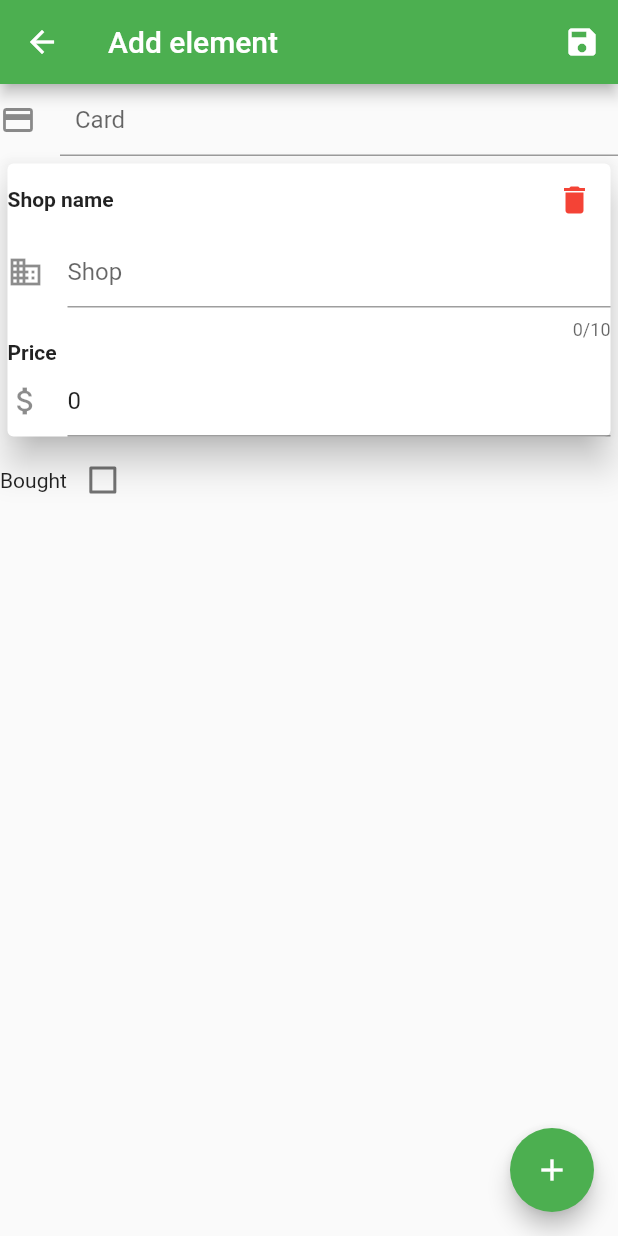
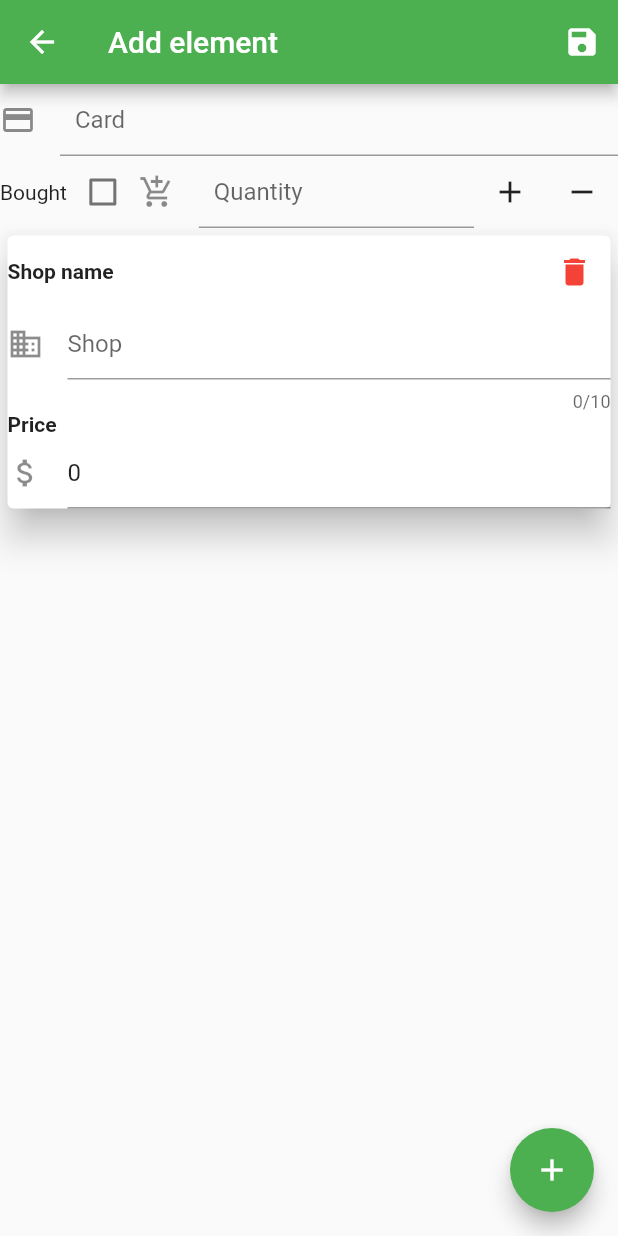
Before and after one commit to Akenaide/aru, a Flutter app: the ManageShopCardWidget screen opened by its route, on a phone screen of 412 x 824 dp. Run offline on Flutter 3.47's test engine with Material 2 defaults, Android fonts, the phone set to English and light mode, and no system bars; our stand-ins replace cloud_firestore, shared_preferences; accounts and stored records are empty.

Commit message:
reimplement previous feature

```diff
--- a/lib/card.dart
+++ b/lib/card.dart
@@ -1,7 +1,8 @@
 import "dart:convert";
 
 class ShopCard {
-  ShopCard.full(this.cardId, this.stores, this.bought, this.imageurl, this.amount);
+  ShopCard.full(
+      this.cardId, this.stores, this.bought, this.imageurl, this.amount);
 
   ShopCard.empty(String init) {
     cardId = init;
--- a/lib/manage_card.dart
+++ b/lib/manage_card.dart
@@ -27,6 +27,7 @@ class ManageShopCardWidget extends StatefulWidget {
 class _ManageElement extends State<ManageShopCardWidget> {
   final String title;
   final TextEditingController _cardIdCtrl = new TextEditingController();
+  final TextEditingController _cardQuantityCtrl = new TextEditingController();
   List<Shop> shopList = [];
   ShopCard shopCard;
   bool _checkValue = false;
@@ -41,6 +42,14 @@ class _ManageElement extends State<ManageShopCardWidget> {
 
   List<ShopCard> _performAdd(List<ShopCard> dbCards, [ShopCard updatedShop]) {
     throw new UnimplementedError();
+  }
+
+  void _add() {
+    _cardQuantityCtrl.text = (int.parse(_cardQuantityCtrl.text) + 1).toString();
+  }
+
+  void _sub() {
+    _cardQuantityCtrl.text = (int.parse(_cardQuantityCtrl.text) - 1).toString();
   }
 
   void _addElement() async {
@@ -58,6 +67,8 @@ class _ManageElement extends State<ManageShopCardWidget> {
     });
     updatedShop.cardId = _cardIdCtrl.text;
     updatedShop.bought = this.shopCard.bought;
+    updatedShop.imageurl = this.shopCard.imageurl;
+    updatedShop.amount = int.parse(_cardQuantityCtrl.text);
     prevCards = _performAdd(dbCards, updatedShop);
 
     Ressource.update(prevCards);
@@ -88,11 +99,6 @@ class _ManageElement extends State<ManageShopCardWidget> {
               ),
               controller: _cardIdCtrl,
             ),
-            new Column(
-              children: this.shopList.map((Shop shop) {
-                return new NewShopWidget(shop, this._delete);
-              }).toList(),
-            ),
             new Row(
               children: <Widget>[
                 new Text("Bought"),
@@ -106,7 +112,34 @@ class _ManageElement extends State<ManageShopCardWidget> {
                     });
                   },
                 ),
+                new Expanded(
+                  child: new TextField(
+                    decoration: new InputDecoration(
+                      hintText: "Quantity",
+                      contentPadding: new EdgeInsets.all(10.0),
+                      icon: const Icon(Icons.add_shopping_cart),
+                    ),
+                    controller: _cardQuantityCtrl,
+                    keyboardType: TextInputType.number,
+                  ),
+                ),
+                new IconButton(
+                  onPressed: _add,
+                  icon: const Icon(Icons.add),
+                ),
+                new IconButton(
+                  onPressed: _sub,
+                  icon: const Icon(Icons.remove),
+                ),
               ],
+            ),
+            new Column(
+              children: this.shopList.map((Shop shop) {
+                return new NewShopWidget(shop, this._delete);
+              }).toList(),
+            ),
+            new Row(
+              children: <Widget>[],
             ),
           ],
         ),
@@ -135,6 +168,7 @@ class _EditElement extends _ManageElement {
 
     _shopCard = new ShopCard.fromStringc(selectedString);
     _cardIdCtrl.text = _shopCard.cardId;
+    _cardQuantityCtrl.text = _shopCard.amount.toString();
     _checkValue = _shopCard.bought;
     _shopCard.stores.forEach((String name, int price) {
       _shopList.add(new Shop.full(name, price));
```
Also changed, not shown: lib/card_item.dart (+63 -11 lines), lib/ressources.dart (+6 -2 lines).
